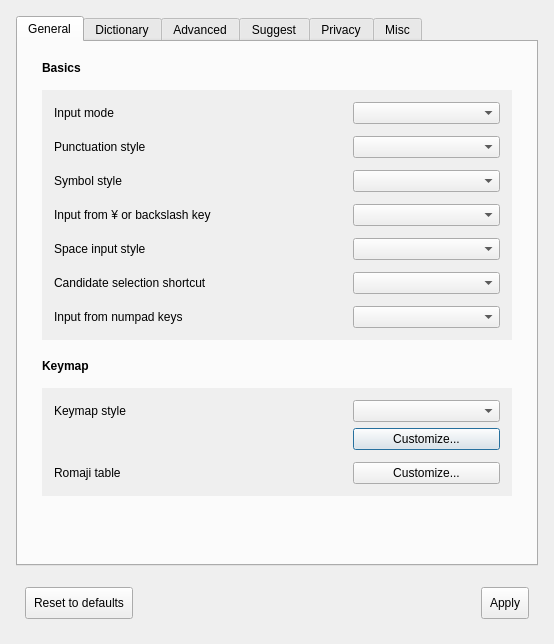
First picture: the form in src/gui/config_dialog/config_dialog.ui, repository yoshikiobata/mozc, before the edit.
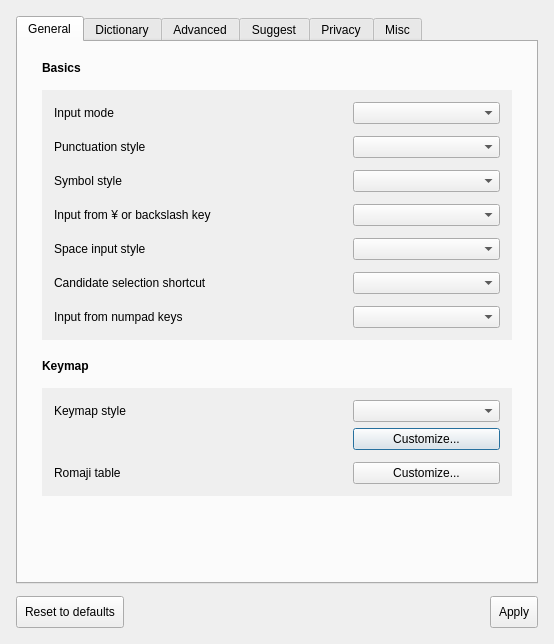
Second picture: the form after the edit. Custom widgets are drawn as their Qt base class.

```diff
--- a/src/gui/config_dialog/config_dialog.ui
+++ b/src/gui/config_dialog/config_dialog.ui
@@ -1859,6 +1859,18 @@
        <string>QPushButton { padding: 8px; }</string>
       </property>
       <layout class="QHBoxLayout" name="horizontalLayout_2">
+       <property name="leftMargin">
+        <number>0</number>
+       </property>
+       <property name="topMargin">
+        <number>0</number>
+       </property>
+       <property name="rightMargin">
+        <number>0</number>
+       </property>
+       <property name="bottomMargin">
+        <number>0</number>
+       </property>
        <item>
         <widget class="QPushButton" name="resetToDefaultsButton">
          <property name="sizePolicy">
```
